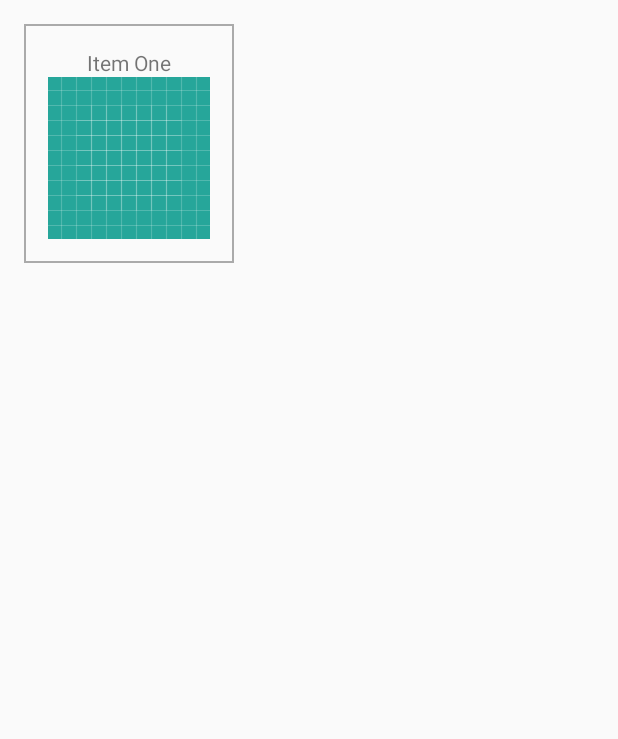
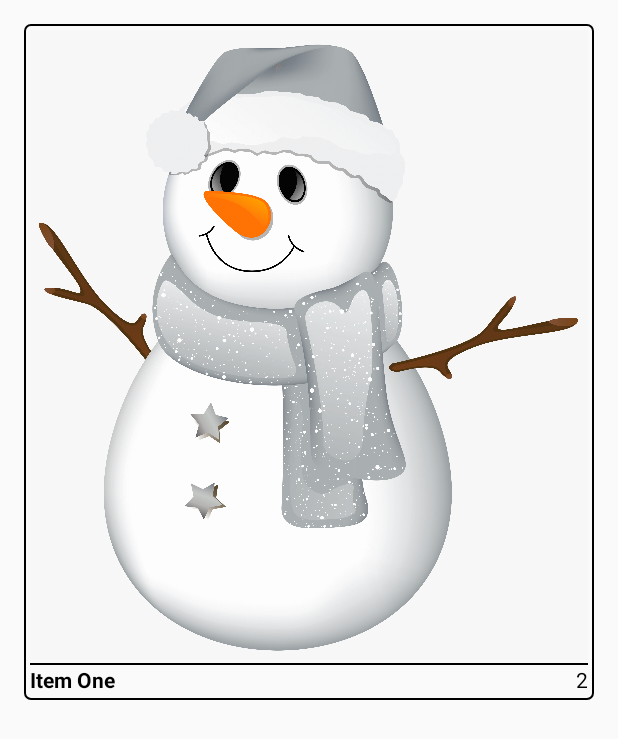
Before and after one commit to Team-SubliMate/SubliMate-Android, an Android app: the layout inventory_item.xml on its own in the app's theme, with its tools: preview values and no code run, on a phone screen of 412 x 824 dp. Shown: the top 739 px of the screen. Run offline under Robolectric (Android 15) with nearby library versions, the phone set to English and light mode, and no system bars.

Commit message:
Update style and support images

```diff
--- a/app/src/main/java/sublimate/com/sublimate/network/InventoryService.java
+++ b/app/src/main/java/sublimate/com/sublimate/network/InventoryService.java
@@ -12,9 +12,10 @@ import retrofit2.converter.gson.GsonConverterFactory;
 import sublimate.com.sublimate.json.InventoryServiceResponse;
 import sublimate.com.sublimate.view.PreferencesActivity;
 
+import static sublimate.com.sublimate.view.PreferencesActivity.HTTP_URL;
+
 public class InventoryService {
     // This doesn't work on the Android Emulator because it'll refer to the loopback address on the EMULATOR. Use http://10.0.2.2:3000 on the emulator instead.
-    public static final String HTTP_URL = "http://10.0.2.2:3000"; // http://192.168.0.134:3000 http://10.0.2.2:3000
 
     private static InventoryService inventoryService;
 
--- a/app/src/main/java/sublimate/com/sublimate/network/WebSocketEventListener.java
+++ b/app/src/main/java/sublimate/com/sublimate/network/WebSocketEventListener.java
@@ -15,7 +15,6 @@ import sublimate.com.sublimate.json.TieBreakerEventResponse;
 import sublimate.com.sublimate.json.WebSocketEvent;
 
 public class WebSocketEventListener extends WebSocketListener {
-    public static final String WEBSOCKET_URL = "ws://10.0.2.2:8090"; // ws://192.168.0.134:8090 ws://10.0.2.2:8090
     public static final int NORMAL_CLOSURE_STATUS = 1000;
 
     public static final String TAG = WebSocketEventListener.class.getSimpleName();
--- a/app/src/main/res/drawable/border.xml
+++ b/app/src/main/res/drawable/border.xml
@@ -1,7 +1,11 @@
 <?xml version="1.0" encoding="utf-8"?>
 <shape xmlns:android="http://schemas.android.com/apk/res/android"
     android:shape="rectangle">
+
     <stroke
-        android:width="1dp"
-        android:color="@android:color/darker_gray" />
+        android:width="@dimen/default_line_size"
+        android:color="@android:color/black" />
+
+    <corners
+        android:radius="@dimen/border_radius" />
 </shape>
--- a/app/src/main/res/drawable/ic_add_black.xml
+++ b/app/src/main/res/drawable/ic_add_white.xml
@@ -4,6 +4,6 @@
         android:viewportWidth="24.0"
         android:viewportHeight="24.0">
     <path
-        android:fillColor="#FF000000"
+        android:fillColor="#FFFFFFFF"
         android:pathData="M19,13h-6v6h-2v-6H5v-2h6V5h2v6h6v2z"/>
 </vector>
--- a/app/src/main/res/layout/activity_main.xml
+++ b/app/src/main/res/layout/activity_main.xml
@@ -33,8 +33,7 @@
         android:layout_height="wrap_content"
         android:layout_gravity="bottom|end"
         android:layout_margin="@dimen/fab_margin"
-        android:src="@drawable/ic_add_black"
-        android:scaleType="fitXY"
-        />
+        android:src="@drawable/ic_add_white"
+        android:scaleType="fitXY" />
 
 </FrameLayout>
--- a/app/src/main/res/layout/inventory_item.xml
+++ b/app/src/main/res/layout/inventory_item.xml
@@ -6,15 +6,8 @@
     android:layout_width="wrap_content"
     android:layout_height="wrap_content"
     android:layout_margin="@dimen/default_margin"
-    android:padding="@dimen/default_padding"
+    android:padding="@dimen/inventory_item_padding"
     android:background="@drawable/border">
-
-    <TextView
-        android:id="@+id/tv_inventory_item_text"
-        android:layout_width="match_parent"
-        android:layout_height="wrap_content"
-        android:textAlignment="center"
-        tools:text="Item One"/>
 
     <ImageView
         android:id="@+id/iv_inventory_item_image"
@@ -22,5 +15,34 @@
         android:layout_height="wrap_content"
         android:adjustViewBounds="true"
         android:scaleType="fitCenter"
-        android:src="@drawable/ic_launcher_background"/>
+        android:src="@drawable/default_image"
+        tools:ignore="ContentDescription" />
+
+    <View
+        android:layout_width="match_parent"
+        android:layout_height="@dimen/default_line_size"
+        android:layout_marginTop="@dimen/line_under_image_margin"
+        android:background="#000000" />
+
+    <RelativeLayout
+        android:layout_width="match_parent"
+        android:layout_height="wrap_content">
+
+        <TextView
+            android:id="@+id/tv_inventory_item_text"
+            android:layout_width="wrap_content"
+            android:layout_height="wrap_content"
+            android:layout_alignParentStart="true"
+            android:textStyle="bold"
+            tools:text="Item One"/>
+
+        <TextView
+            android:id="@+id/tv_inventory_item_quantity"
+            android:layout_width="wrap_content"
+            android:layout_height="wrap_content"
+            android:layout_alignParentEnd="true"
+            tools:text="2"
+            tools:ignore="RelativeOverlap" />
+    </RelativeLayout>
+
 </LinearLayout>
--- a/app/src/main/res/values/colors.xml
+++ b/app/src/main/res/values/colors.xml
@@ -1,8 +1,8 @@
 <?xml version="1.0" encoding="utf-8"?>
 <resources>
-    <color name="colorPrimary">#3F51B5</color>
+    <color name="colorPrimary">#4BA3C7</color>
     <color name="colorPrimaryDark">#303F9F</color>
-    <color name="colorAccent">#FF4081</color>
+    <color name="colorAccent">#81D4FA</color>
 
     <color name="teal">#03DAC6</color>
     <color name="purple">#6200EE</color>
--- a/app/src/main/res/values/dimens.xml
+++ b/app/src/main/res/values/dimens.xml
@@ -1,8 +1,12 @@
 <resources>
     <dimen name="fab_margin">16dp</dimen>
     <dimen name="default_margin">16dp</dimen>
+    <dimen name="default_padding">16dp</dimen>
+    <dimen name="default_text_size">16sp</dimen>
+    <dimen name="default_line_size">1dp</dimen>
 
-    <dimen name="default_padding">16dp</dimen>
-
-    <dimen name="default_text_size">16sp</dimen>
+    <!-- Inventory Item -->
+    <dimen name="inventory_item_padding">4dp</dimen>
+    <dimen name="border_radius">4dp</dimen>
+    <dimen name="line_under_image_margin">2dp</dimen>
 </resources>
--- a/app/src/main/res/values/styles.xml
+++ b/app/src/main/res/values/styles.xml
@@ -6,6 +6,8 @@
         <item name="colorPrimary">@color/colorPrimary</item>
         <item name="colorPrimaryDark">@color/colorPrimaryDark</item>
         <item name="colorAccent">@color/colorAccent</item>
+
+        <item name="android:textColor">#000000</item>
     </style>
 
     <style name="AppTheme.NoActionBar">
```
Also changed, not shown: app/build.gradle (+8 -6 lines), app/src/main/java/sublimate/com/sublimate/MainActivity.java (+36 -10 lines), app/src/main/java/sublimate/com/sublimate/json/InventoryItem.java (+21 -0 lines), app/src/main/java/sublimate/com/sublimate/view/InventoryAdapter.java (+11 -2 lines), app/src/main/java/sublimate/com/sublimate/view/InventoryItemViewHolder.java (+31 -4 lines), app/src/main/java/sublimate/com/sublimate/view/PreferencesActivity.java (+20 -9 lines), app/src/main/res/layout/preferences.xml (+28 -8 lines), app/src/main/res/values/strings.xml (+5 -6 lines), app/src/main/res/drawable/default_image.png (added).
